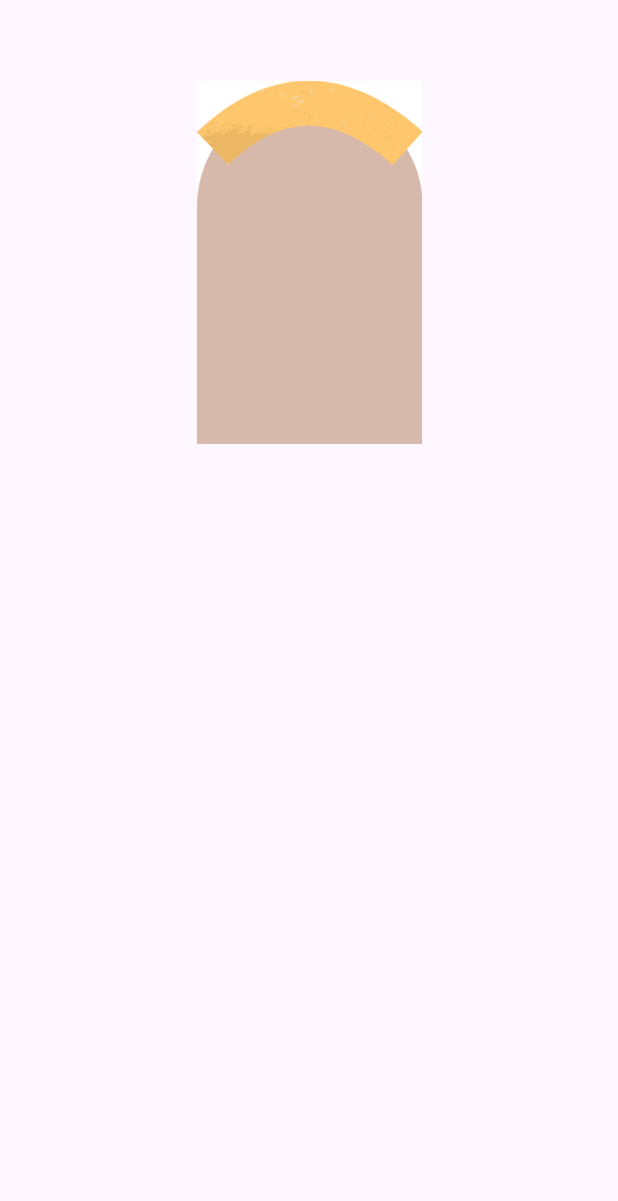
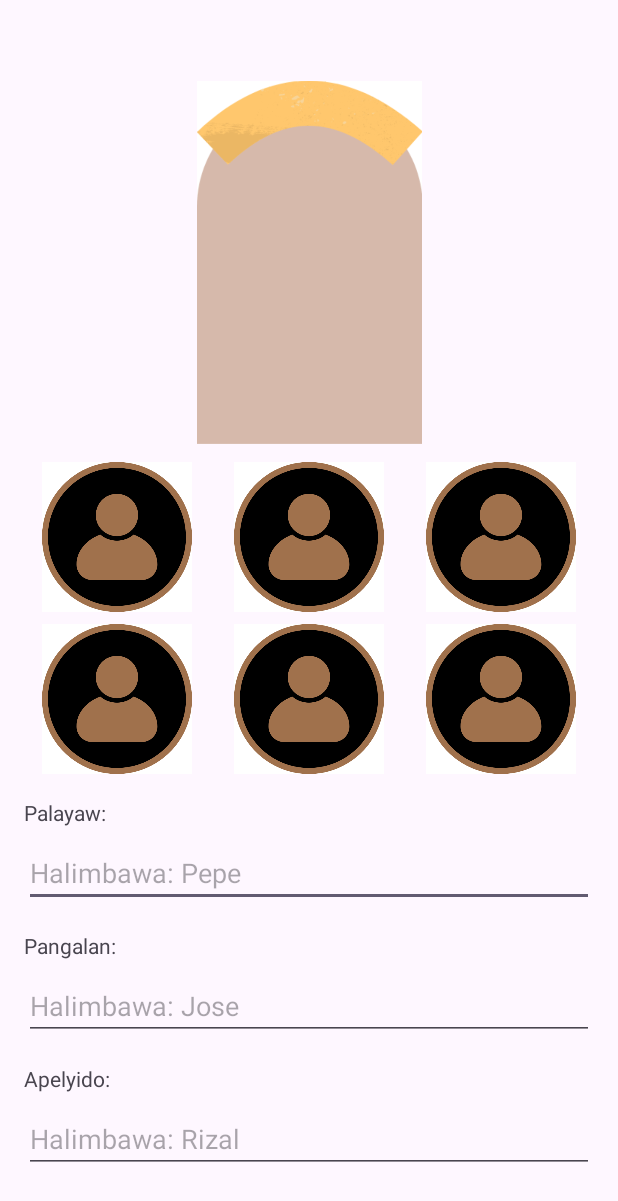
Before and after one commit to renzewithane/BTC, an Android app: the fragment avatar_selection shown on its own in the app's theme, on a phone screen of 412 x 824 dp. Shown: the top 1201 px of the screen. Run offline under Robolectric (Android 15) with nearby library versions, the phone set to English and light mode, and no system bars.

Commit message:
Added User Avatar

```diff
--- a/app/src/main/res/layout/fragment_mainmenu_avatar_selection.xml
+++ b/app/src/main/res/layout/fragment_mainmenu_avatar_selection.xml
@@ -1,5 +1,7 @@
 <?xml version="1.0" encoding="utf-8"?>
-<androidx.constraintlayout.widget.ConstraintLayout xmlns:android="http://schemas.android.com/apk/res/android"    xmlns:app="http://schemas.android.com/apk/res-auto"
+<androidx.constraintlayout.widget.ConstraintLayout
+    xmlns:android="http://schemas.android.com/apk/res/android"
+    xmlns:app="http://schemas.android.com/apk/res-auto"
     xmlns:tools="http://schemas.android.com/tools"
     android:id="@+id/main"
     android:layout_width="match_parent"
@@ -16,4 +18,133 @@
         app:layout_constraintStart_toStartOf="parent"
         app:layout_constraintTop_toTopOf="parent" />
 
+    <!-- First row of ImageViews -->
+    <ImageView
+        android:id="@+id/selection1"
+        android:layout_width="100dp"
+        android:layout_height="100dp"
+        android:layout_margin="8dp"
+        android:src="@drawable/avatar_picker_1"
+        app:layout_constraintEnd_toStartOf="@+id/selection2"
+        app:layout_constraintStart_toStartOf="parent"
+        app:layout_constraintTop_toBottomOf="@+id/user_avatar" />
+
+    <ImageView
+        android:id="@+id/selection2"
+        android:layout_width="100dp"
+        android:layout_height="100dp"
+        android:layout_margin="8dp"
+        android:src="@drawable/avatar_picker_2"
+        app:layout_constraintEnd_toEndOf="parent"
+        app:layout_constraintStart_toStartOf="parent"
+        app:layout_constraintTop_toBottomOf="@+id/user_avatar" />
+
+    <ImageView
+        android:id="@+id/selection3"
+        android:layout_width="100dp"
+        android:layout_height="100dp"
+        android:layout_margin="8dp"
+        android:src="@drawable/avatar_picker_3"
+        app:layout_constraintEnd_toEndOf="parent"
+        app:layout_constraintStart_toEndOf="@+id/selection2"
+        app:layout_constraintTop_toBottomOf="@+id/user_avatar" />
+
+    <!-- Second row of ImageViews -->
+    <ImageView
+        android:id="@+id/selection4"
+        android:layout_width="100dp"
+        android:layout_height="100dp"
+        android:layout_margin="8dp"
+        android:src="@drawable/avatar_picker_4"
+        app:layout_constraintEnd_toStartOf="@+id/selection5"
+        app:layout_constraintStart_toStartOf="parent"
+        app:layout_constraintTop_toBottomOf="@+id/selection1" />
+
+    <ImageView
+        android:id="@+id/selection5"
+        android:layout_width="100dp"
+        android:layout_height="100dp"
+        android:layout_margin="8dp"
+        android:src="@drawable/avatar_picker_5"
+        app:layout_constraintEnd_toEndOf="parent"
+        app:layout_constraintStart_toStartOf="parent"
+        app:layout_constraintTop_toBottomOf="@+id/selection2" />
+
+    <ImageView
+        android:id="@+id/selection6"
+        android:layout_width="100dp"
+        android:layout_height="100dp"
+        android:layout_margin="8dp"
+        android:src="@drawable/avatar_picker_6"
+        app:layout_constraintEnd_toEndOf="parent"
+        app:layout_constraintStart_toEndOf="@+id/selection5"
+        app:layout_constraintTop_toBottomOf="@+id/selection3" />
+
+    <!-- Entry Boxes and Labels -->
+    <TextView
+        android:id="@+id/label_nickname"
+        android:layout_width="wrap_content"
+        android:layout_height="wrap_content"
+        android:text="@string/palayaw"
+        app:layout_constraintTop_toBottomOf="@+id/selection4"
+        app:layout_constraintStart_toStartOf="parent"
+        android:layout_marginStart="16dp"
+        android:layout_marginTop="16dp" />
+
+    <EditText
+        android:id="@+id/nickname_entry"
+        android:layout_width="0dp"
+        android:layout_height="wrap_content"
+        android:hint="@string/halimbawa_pepe"
+        app:layout_constraintTop_toBottomOf="@+id/label_nickname"
+        app:layout_constraintStart_toStartOf="parent"
+        app:layout_constraintEnd_toEndOf="parent"
+        android:layout_marginStart="16dp"
+        android:layout_marginEnd="16dp"
+        android:layout_marginTop="8dp" />
+
+    <TextView
+        android:id="@+id/label_first_name"
+        android:layout_width="wrap_content"
+        android:layout_height="wrap_content"
+        android:text="@string/pangalan"
+        app:layout_constraintTop_toBottomOf="@+id/nickname_entry"
+        app:layout_constraintStart_toStartOf="parent"
+        android:layout_marginStart="16dp"
+        android:layout_marginTop="16dp" />
+
+    <EditText
+        android:id="@+id/first_name_entry"
+        android:layout_width="0dp"
+        android:layout_height="wrap_content"
+        android:hint="@string/halimbawa_jose"
+        app:layout_constraintTop_toBottomOf="@+id/label_first_name"
+        app:layout_constraintStart_toStartOf="parent"
+        app:layout_constraintEnd_toEndOf="parent"
+        android:layout_marginStart="16dp"
+        android:layout_marginEnd="16dp"
+        android:layout_marginTop="8dp" />
+
+    <TextView
+        android:id="@+id/label_last_name"
+        android:layout_width="wrap_content"
+        android:layout_height="wrap_content"
+        android:text="@string/apelyido"
+        app:layout_constraintTop_toBottomOf="@+id/first_name_entry"
+        app:layout_constraintStart_toStartOf="parent"
+        android:layout_marginStart="16dp"
+        android:layout_marginTop="16dp" />
+
+    <EditText
+        android:id="@+id/last_name_entry"
+        android:layout_width="0dp"
+        android:layout_height="wrap_content"
+        android:hint="@string/halimbawa_rizal"
+        app:layout_constraintTop_toBottomOf="@+id/label_last_name"
+        app:layout_constraintStart_toStartOf="parent"
+        app:layout_constraintEnd_toEndOf="parent"
+        android:layout_marginStart="16dp"
+        android:layout_marginEnd="16dp"
+        android:layout_marginTop="8dp" />
+
 </androidx.constraintlayout.widget.ConstraintLayout>
--- a/app/src/main/res/values/strings.xml
+++ b/app/src/main/res/values/strings.xml
@@ -17,4 +17,10 @@
     <string name="class_code">Class Code</string>
     <string name="sample_classcode">Halimbawa: ESPBTC</string>
     <string name="proceed">Proceed</string>
+    <string name="halimbawa_rizal">Halimbawa: Rizal</string>
+    <string name="apelyido">Apelyido:</string>
+    <string name="halimbawa_jose">Halimbawa: Jose</string>
+    <string name="pangalan">Pangalan:</string>
+    <string name="halimbawa_pepe">Halimbawa: Pepe</string>
+    <string name="palayaw">Palayaw:</string>
 </resources>
```
Also changed, not shown: app/src/main/res/drawable/avatar_picker_1.png (added), app/src/main/res/drawable/avatar_picker_2.png (added), app/src/main/res/drawable/avatar_picker_3.png (added), app/src/main/res/drawable/avatar_picker_4.png (added), app/src/main/res/drawable/avatar_picker_5.png (added), app/src/main/res/drawable/avatar_picker_6.png (added).
